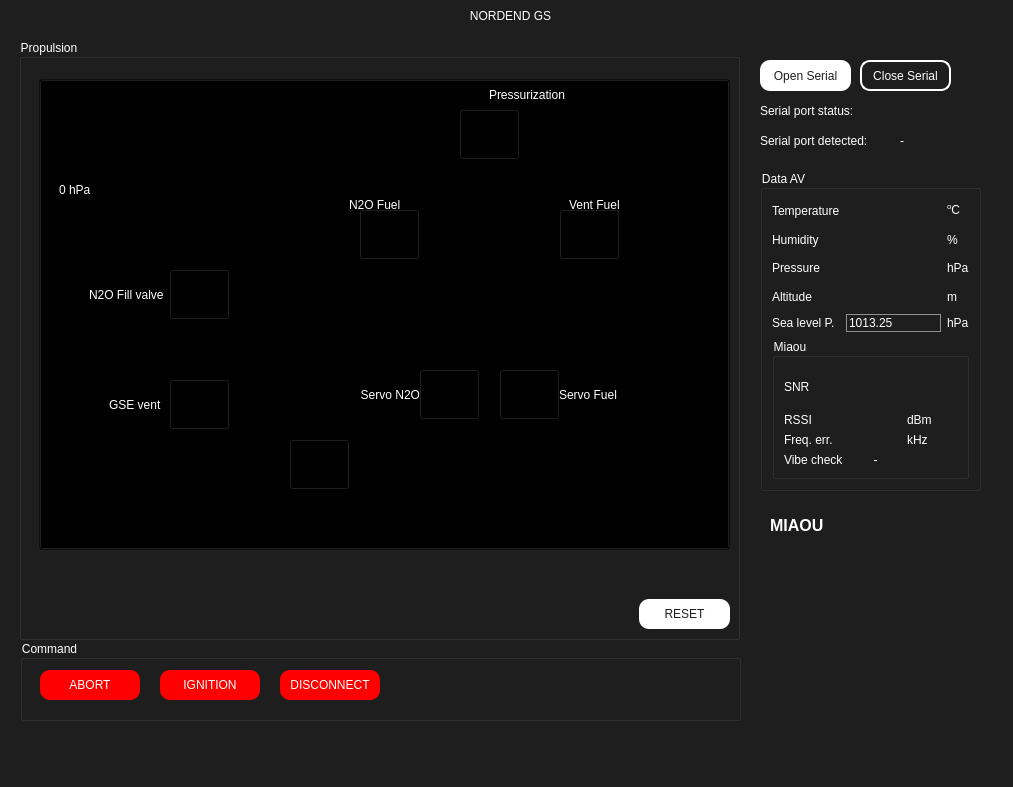
First picture: the form in UI/GS2023.ui, repository MorgesHAB/ERT2023GS, before the edit.
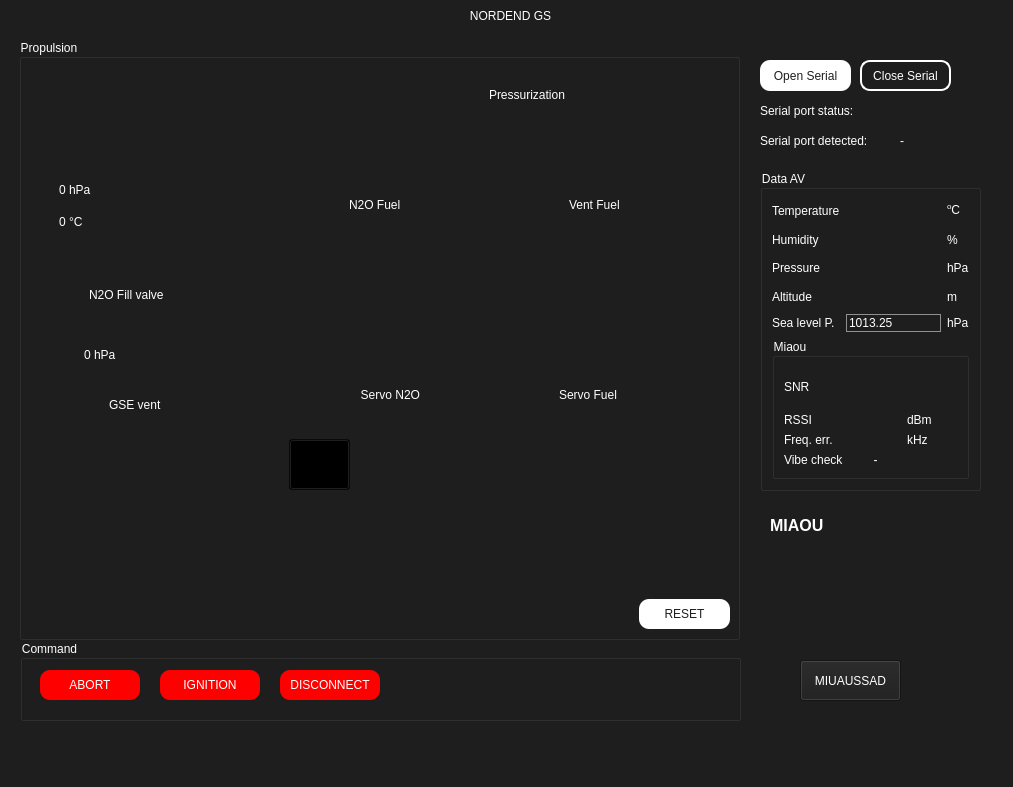
Second picture: the form after the edit. Icons and pictures are not drawn.

Commit message: bash script + UI

What changed in the file:
```diff
--- a/UI/GS2023.ui
+++ b/UI/GS2023.ui
@@ -454,6 +454,9 @@
      </property>
     </widget>
     <widget class="QPushButton" name="valve_test">
+     <property name="enabled">
+      <bool>true</bool>
+     </property>
      <property name="geometry">
       <rect>
        <x>270</x>
@@ -464,7 +467,7 @@
      </property>
      <property name="styleSheet">
       <string notr="true">QPushButton {
-	background: transparent;
+	background-color: rgba(0, 0, 0, 100);
 	qproperty-icon: url(:/assets/GS_valve_V2_CloseH.svg);
    qproperty-iconSize: 50px;
 }
@@ -476,6 +479,9 @@
      <property name="text">
       <string/>
      </property>
+     <property name="flat">
+      <bool>false</bool>
+     </property>
     </widget>
     <widget class="QPushButton" name="GSE_fill">
      <property name="geometry">
@@ -500,6 +506,9 @@
      <property name="text">
       <string/>
      </property>
+     <property name="flat">
+      <bool>true</bool>
+     </property>
     </widget>
     <widget class="QPushButton" name="GSE_vent">
      <property name="geometry">
@@ -524,6 +533,15 @@
      <property name="text">
       <string/>
      </property>
+     <property name="autoDefault">
+      <bool>false</bool>
+     </property>
+     <property name="default">
+      <bool>false</bool>
+     </property>
+     <property name="flat">
+      <bool>true</bool>
+     </property>
     </widget>
     <widget class="QLabel" name="label">
      <property name="geometry">
@@ -603,7 +621,7 @@
     <widget class="QPushButton" name="GSE_vent_2">
      <property name="geometry">
       <rect>
-       <x>400</x>
+       <x>397</x>
        <y>330</y>
        <width>61</width>
        <height>51</height>
@@ -623,11 +641,14 @@
      <property name="text">
       <string/>
      </property>
+     <property name="flat">
+      <bool>true</bool>
+     </property>
     </widget>
     <widget class="QPushButton" name="GSE_vent_3">
      <property name="geometry">
       <rect>
-       <x>480</x>
+       <x>478</x>
        <y>330</y>
        <width>61</width>
        <height>51</height>
@@ -647,12 +668,15 @@
      <property name="text">
       <string/>
      </property>
+     <property name="flat">
+      <bool>true</bool>
+     </property>
     </widget>
     <widget class="QPushButton" name="GSE_vent_4">
      <property name="geometry">
       <rect>
        <x>340</x>
-       <y>170</y>
+       <y>167</y>
        <width>61</width>
        <height>51</height>
       </rect>
@@ -671,12 +695,15 @@
      <property name="text">
       <string/>
      </property>
+     <property name="flat">
+      <bool>true</bool>
+     </property>
     </widget>
     <widget class="QPushButton" name="GSE_vent_5">
      <property name="geometry">
       <rect>
        <x>540</x>
-       <y>170</y>
+       <y>167</y>
        <width>61</width>
        <height>51</height>
       </rect>
@@ -695,6 +722,9 @@
      <property name="text">
       <string/>
      </property>
+     <property name="flat">
+      <bool>true</bool>
+     </property>
     </widget>
     <widget class="QPushButton" name="GSE_vent_6">
      <property name="geometry">
@@ -719,6 +749,9 @@
      <property name="text">
       <string/>
      </property>
+     <property name="flat">
+      <bool>true</bool>
+     </property>
     </widget>
     <widget class="QLabel" name="label_5">
      <property name="geometry">
@@ -793,6 +826,9 @@
      </property>
     </widget>
     <widget class="QPushButton" name="prop_diagram">
+     <property name="enabled">
+      <bool>true</bool>
+     </property>
      <property name="geometry">
       <rect>
        <x>20</x>
@@ -815,6 +851,45 @@
      <property name="text">
       <string/>
      </property>
+     <property name="flat">
+      <bool>true</bool>
+     </property>
+    </widget>
+    <widget class="QLabel" name="GSE_temp">
+     <property name="geometry">
+      <rect>
+       <x>40</x>
+       <y>167</y>
+       <width>61</width>
+       <height>31</height>
+      </rect>
+     </property>
+     <property name="styleSheet">
+      <string notr="true">background: transparent;
+font: 9pt &quot;Verdana&quot;;
+</string>
+     </property>
+     <property name="text">
+      <string>0 °C</string>
+     </property>
+    </widget>
+    <widget class="QLabel" name="ihhhfg">
+     <property name="geometry">
+      <rect>
+       <x>65</x>
+       <y>300</y>
+       <width>61</width>
+       <height>31</height>
+      </rect>
+     </property>
+     <property name="styleSheet">
+      <string notr="true">background: transparent;
+font: 9pt &quot;Verdana&quot;;
+</string>
+     </property>
+     <property name="text">
+      <string>0 hPa</string>
+     </property>
     </widget>
     <zorder>prop_diagram</zorder>
     <zorder>label</zorder>
@@ -1047,6 +1122,27 @@
      <string>&lt;html&gt;&lt;head/&gt;&lt;body&gt;&lt;p&gt;&lt;span style=&quot; font-size:12pt; font-weight:700;&quot;&gt;MIAOU&lt;/span&gt;&lt;/p&gt;&lt;/body&gt;&lt;/html&gt;</string>
     </property>
    </widget>
+   <widget class="QPushButton" name="pushButton">
+    <property name="geometry">
+     <rect>
+      <x>800</x>
+      <y>660</y>
+      <width>101</width>
+      <height>41</height>
+     </rect>
+    </property>
+    <property name="styleSheet">
+     <string notr="true">QPushButton:hover {
+background: green;
+}</string>
+    </property>
+    <property name="text">
+     <string>MIUAUSSAD</string>
+    </property>
+    <property name="flat">
+     <bool>false</bool>
+    </property>
+   </widget>
    <zorder>groupBox_3</zorder>
    <zorder>groupBox_2</zorder>
    <zorder>label_11</zorder>
```
Left out of the diff: 17 changed lines with no effect on the pictures. The commit also changes 5 other files.
